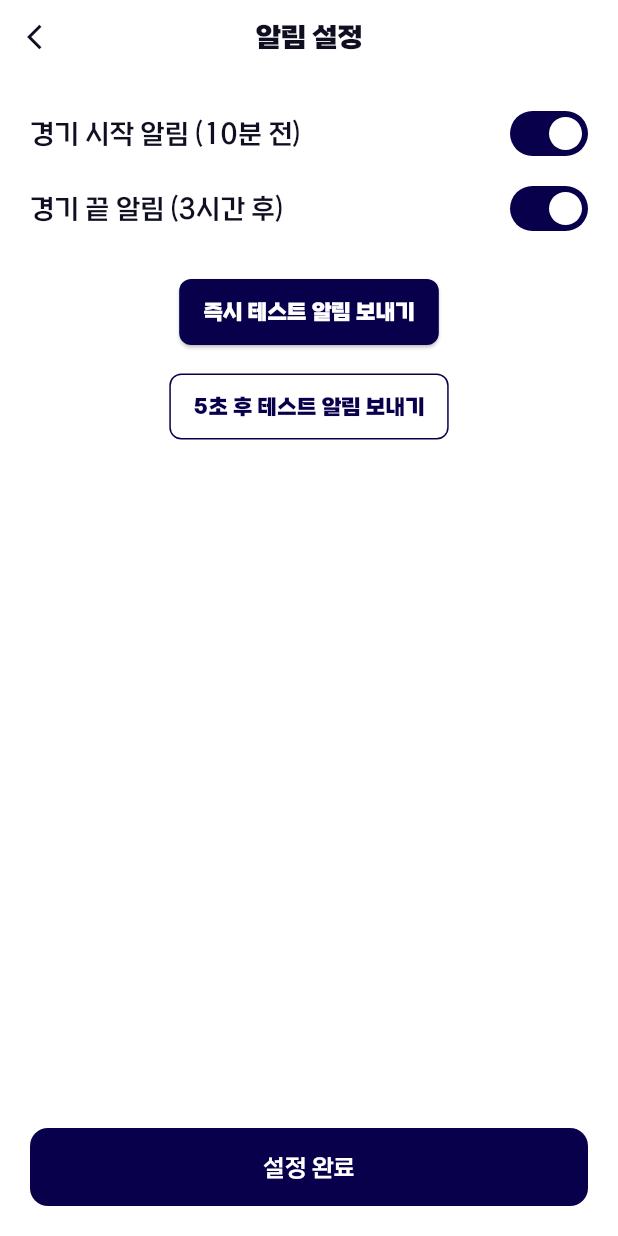
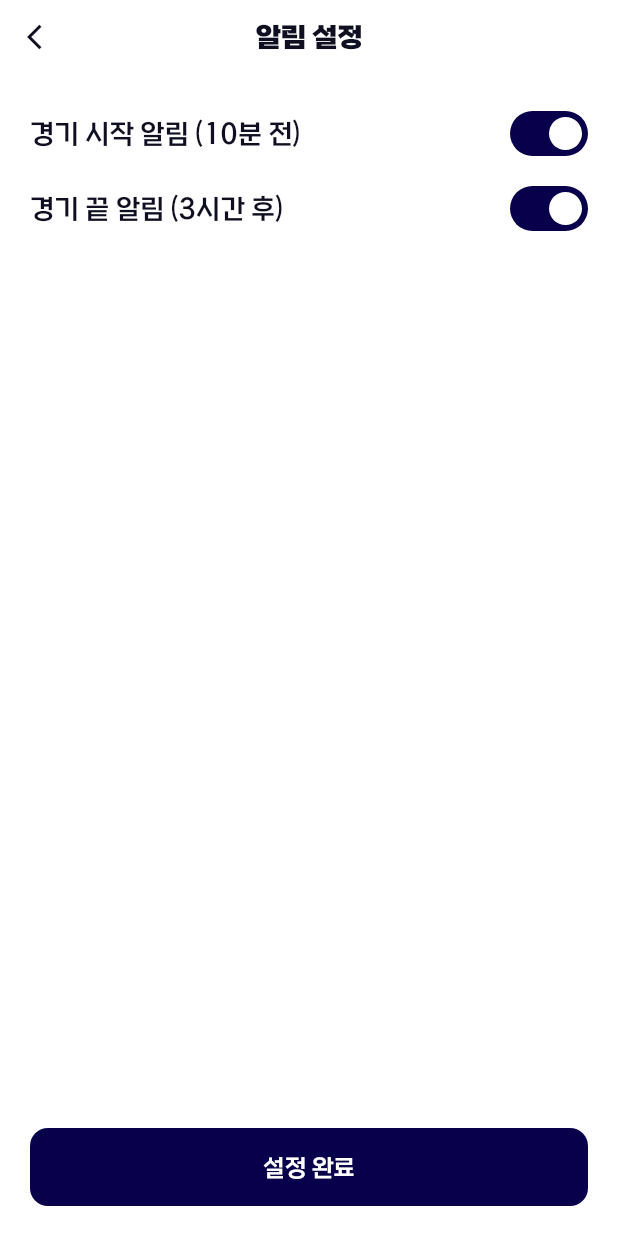
Before and after one commit to GlassyBus/seungyo-app, a Flutter app: the NotificationSettingsScreen screen opened directly, on a phone screen of 412 x 824 dp. Run offline on Flutter 3.47's test engine with Material 3 defaults, Android fonts, the phone set to English and light mode, and no system bars; our stand-ins replace drift, equatable, flutter_colorpicker, flutter_local_notifications, flutter_svg, fluttertoast and 6 more; missing offline and left inert: crop_your_image, gal, sqlite3; accounts and stored records are empty; generated files the repository leaves out were written again.

Commit message:
feat: 테스트 버튼 제거

```diff
--- a/lib/view/schedules/notification_settings_screen.dart
+++ b/lib/view/schedules/notification_settings_screen.dart
@@ -29,7 +29,7 @@ class NotificationSettingsScreen extends StatelessWidget {
                   _buildHeader(context),
 
                   // 알림 설정 리스트
-                  Expanded(child: _buildNotificationList(provider)),
+                  Expanded(child: _buildNotificationList(provider, context)),
 
                   // 하단 완료 버튼
                   _buildBottomButton(context, provider),
@@ -79,7 +79,10 @@ class NotificationSettingsScreen extends StatelessWidget {
   }
 
   /// 알림 설정 리스트
-  Widget _buildNotificationList(NotificationSettingsProvider provider) {
+  Widget _buildNotificationList(
+    NotificationSettingsProvider provider,
+    BuildContext context,
+  ) {
     return Container(
       padding: const EdgeInsets.symmetric(horizontal: 20),
       child: Column(
@@ -87,9 +90,7 @@ class NotificationSettingsScreen extends StatelessWidget {
           const SizedBox(height: 25),
 
           // 경기 시작 알림
-          Builder(
-            builder:
-                (context) => _buildNotificationItem(
+          _buildNotificationItem(
             title: '경기 시작 알림 (10분 전)',
             isEnabled: provider.gameStartNotification,
             onChanged:
@@ -99,14 +100,11 @@ class NotificationSettingsScreen extends StatelessWidget {
                   context,
                 ),
           ),
-          ),
 
           const SizedBox(height: 20),
 
           // 경기 끝 알림
-          Builder(
-            builder:
-                (context) => _buildNotificationItem(
+          _buildNotificationItem(
             title: '경기 끝 알림 (3시간 후)',
             isEnabled: provider.gameEndNotification,
             onChanged:
@@ -114,58 +112,6 @@ class NotificationSettingsScreen extends StatelessWidget {
                   value,
                   () => provider.setGameEndNotification(value),
                   context,
-                      ),
-                ),
-          ),
-
-          const SizedBox(height: 30),
-
-          // 즉시 테스트 버튼
-          Builder(
-            builder:
-                (context) => ElevatedButton(
-                  onPressed: () => _sendImmediateTestNotification(context),
-                  style: ElevatedButton.styleFrom(
-                    backgroundColor: AppColors.navy,
-                    foregroundColor: Colors.white,
-                    shape: RoundedRectangleBorder(
-                      borderRadius: BorderRadius.circular(8),
-                    ),
-                    padding: const EdgeInsets.symmetric(
-                      horizontal: 16,
-                      vertical: 12,
-                    ),
-                  ),
-                  child: Text(
-                    '즉시 테스트 알림 보내기',
-                    style: AppTextStyles.button2.copyWith(color: Colors.white),
-                  ),
-                ),
-          ),
-
-          const SizedBox(height: 15),
-
-          // 지연 테스트 버튼
-          Builder(
-            builder:
-                (context) => OutlinedButton(
-                  onPressed: () => _testNotification(context),
-                  style: OutlinedButton.styleFrom(
-                    side: BorderSide(color: AppColors.navy),
-                    shape: RoundedRectangleBorder(
-                      borderRadius: BorderRadius.circular(8),
-                    ),
-                    padding: const EdgeInsets.symmetric(
-                      horizontal: 16,
-                      vertical: 12,
-                    ),
-                  ),
-                  child: Text(
-                    '5초 후 테스트 알림 보내기',
-                    style: AppTextStyles.button2.copyWith(
-                      color: AppColors.navy,
-                    ),
-                  ),
                 ),
           ),
         ],
@@ -323,93 +269,4 @@ class NotificationSettingsScreen extends StatelessWidget {
       );
     }
   }
-
-  /// 테스트 알림 보내기
-  Future<void> _testNotification(BuildContext context) async {
-    final notificationService = NotificationService();
-
-    try {
-      // 권한 확인 및 요청
-      final hasPermission =
-          await notificationService.requestNotificationPermission();
-      if (!hasPermission) {
-        if (!context.mounted) return;
-        ScaffoldMessenger.of(context).showSnackBar(
-          SnackBar(
-            content: const Text('알림 권한이 필요합니다'),
-            backgroundColor: AppColors.negative,
-            behavior: SnackBarBehavior.floating,
-          ),
-        );
-        return;
 }
-
-      // 5초 후 테스트 알림 전송
-      await notificationService.sendDelayedTestNotification(
-        delaySeconds: 5,
-        type: 'game_start',
-      );
-
-      if (!context.mounted) return;
-      ScaffoldMessenger.of(context).showSnackBar(
-        SnackBar(
-          content: const Text('5초 후에 테스트 알림이 발송됩니다'),
-          backgroundColor: AppColors.navy,
-          behavior: SnackBarBehavior.floating,
-        ),
-      );
-    } catch (error) {
-      if (!context.mounted) return;
-      ScaffoldMessenger.of(context).showSnackBar(
-        SnackBar(
-          content: Text('알림 전송에 실패했습니다: $error'),
-          backgroundColor: AppColors.negative,
-          behavior: SnackBarBehavior.floating,
-        ),
-      );
-    }
-  }
-
-  /// 즉시 테스트 알림 보내기
-  Future<void> _sendImmediateTestNotification(BuildContext context) async {
-    final notificationService = NotificationService();
-
-    try {
-      // 권한 확인 및 요청
-      final hasPermission =
-          await notificationService.requestNotificationPermission();
-      if (!hasPermission) {
-        if (!context.mounted) return;
-        ScaffoldMessenger.of(context).showSnackBar(
-          SnackBar(
-            content: const Text('알림 권한이 필요합니다'),
-            backgroundColor: AppColors.negative,
-            behavior: SnackBarBehavior.floating,
-          ),
-        );
-        return;
-      }
-
-      // 즉시 테스트 알림 전송
-      await notificationService.sendImmediateTestNotification();
-
-      if (!context.mounted) return;
-      ScaffoldMessenger.of(context).showSnackBar(
-        SnackBar(
-          content: const Text('즉시 테스트 알림이 발송됩니다'),
-          backgroundColor: AppColors.navy,
-          behavior: SnackBarBehavior.floating,
-        ),
-      );
-    } catch (error) {
-      if (!context.mounted) return;
-      ScaffoldMessenger.of(context).showSnackBar(
-        SnackBar(
-          content: Text('알림 전송에 실패했습니다: $error'),
-          backgroundColor: AppColors.negative,
-          behavior: SnackBarBehavior.floating,
-        ),
-      );
-    }
-  }
-}
```
Lines whose indentation alone changed are shown as unchanged.
